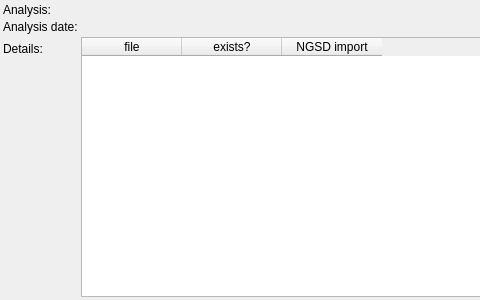
The window that src/GSvar/AnalysisInformationWidget.ui (imgag/ngs-bits) describes before a commit, drawn with Qt 5; both pictures show x 0 to 480 and y 0 to 300 of the 700 by 300 pixel window.
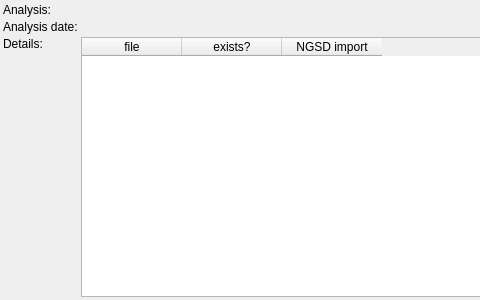
The same window after the commit.

```diff
--- a/src/GSvar/AnalysisInformationWidget.ui
+++ b/src/GSvar/AnalysisInformationWidget.ui
@@ -19,13 +19,7 @@
   <property name="windowTitle">
    <string>Form</string>
   </property>
-  <layout class="QFormLayout" name="formLayout">
-   <property name="horizontalSpacing">
-    <number>3</number>
-   </property>
-   <property name="verticalSpacing">
-    <number>3</number>
-   </property>
+  <layout class="QGridLayout" name="gridLayout">
    <property name="leftMargin">
     <number>3</number>
    </property>
@@ -38,6 +32,9 @@
    <property name="bottomMargin">
     <number>3</number>
    </property>
+   <property name="spacing">
+    <number>3</number>
+   </property>
    <item row="0" column="0">
     <widget class="QLabel" name="label">
      <property name="text">
@@ -71,6 +68,9 @@
      <property name="text">
       <string>Details:</string>
      </property>
+     <property name="alignment">
+      <set>Qt::AlignLeading|Qt::AlignLeft|Qt::AlignTop</set>
+     </property>
     </widget>
    </item>
    <item row="2" column="1">
```
